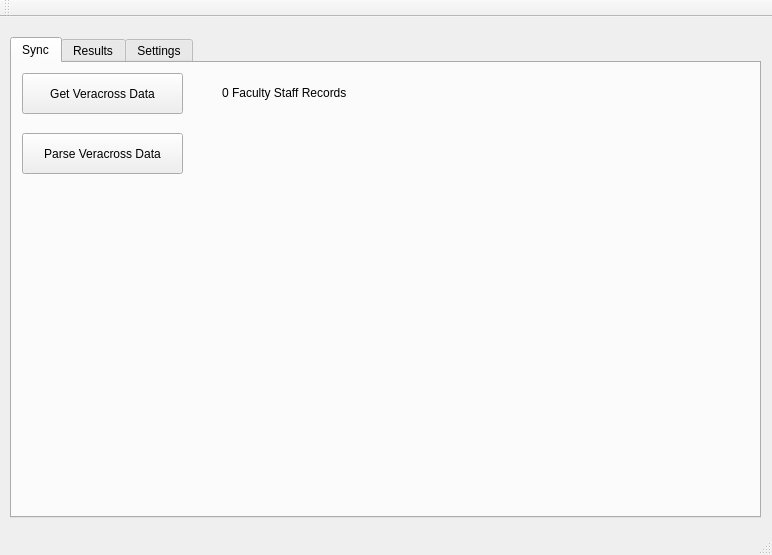
First picture: the form in QT/ADP/mainwindow.ui, repository beckf/vc-adp-sync, before the edit.
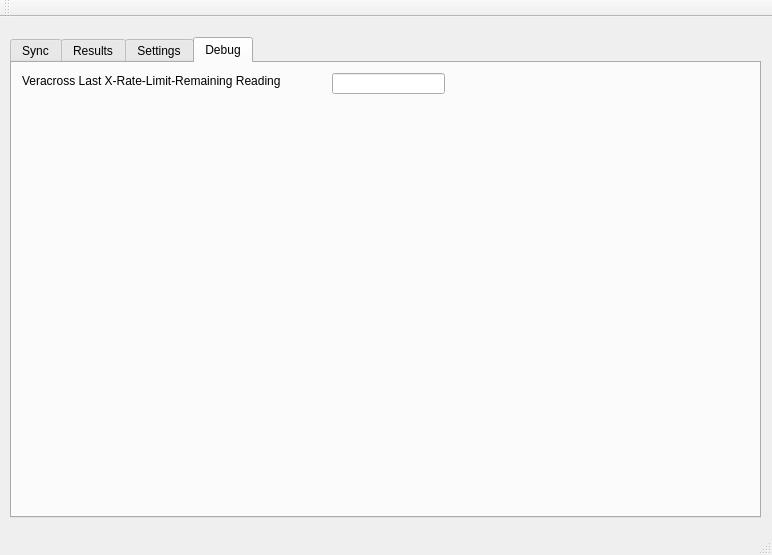
Second picture: the form after the edit. The open tabs and pages were chosen to show the change.

Commit message: debug tab

Diff of the .ui file:
```diff
--- a/QT/ADP/mainwindow.ui
+++ b/QT/ADP/mainwindow.ui
@@ -226,6 +226,34 @@
       </property>
      </widget>
     </widget>
+    <widget class="QWidget" name="tab">
+     <attribute name="title">
+      <string>Debug</string>
+     </attribute>
+     <widget class="QLabel" name="lbl_vcLastXRateLimitReading">
+      <property name="geometry">
+       <rect>
+        <x>10</x>
+        <y>10</y>
+        <width>301</width>
+        <height>16</height>
+       </rect>
+      </property>
+      <property name="text">
+       <string>Veracross Last X-Rate-Limit-Remaining Reading</string>
+      </property>
+     </widget>
+     <widget class="QLineEdit" name="lineEditXRateLimitReading">
+      <property name="geometry">
+       <rect>
+        <x>320</x>
+        <y>10</y>
+        <width>113</width>
+        <height>21</height>
+       </rect>
+      </property>
+     </widget>
+    </widget>
    </widget>
   </widget>
   <widget class="QToolBar" name="mainToolBar">
```
Left out of the diff: 2 changed lines with no effect on the pictures. The commit also changes 2 other files.
